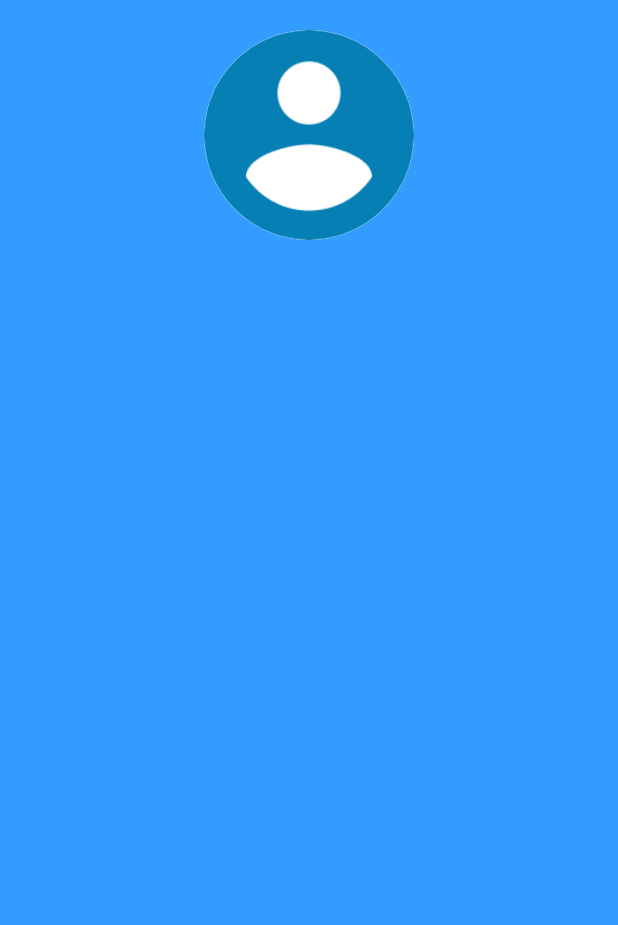
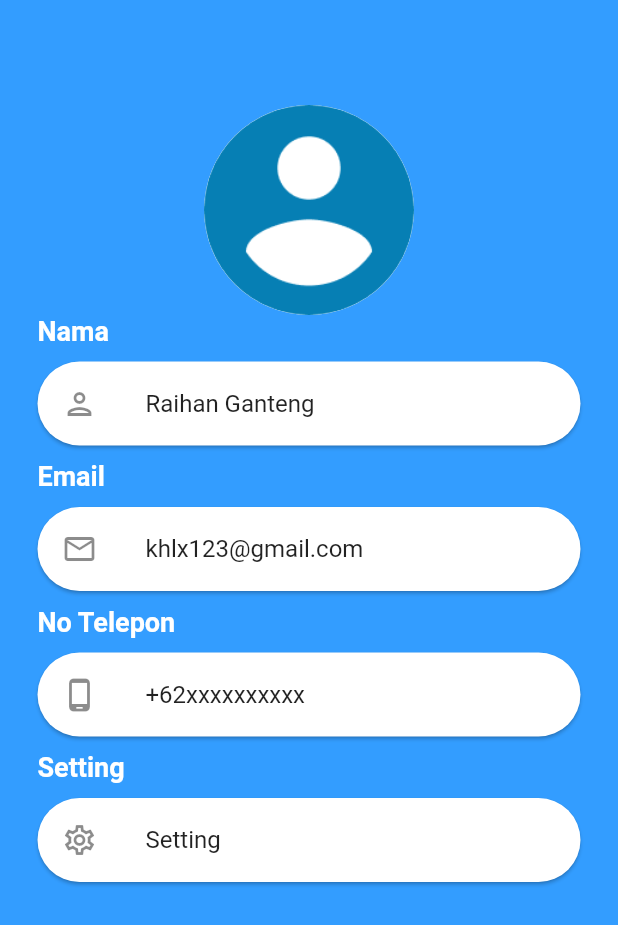
Before and after one commit to siska-id/SISKA, a Flutter app: the screen it shows after launch, on a phone screen of 412 x 824 dp. Shown: the top 925 px of the screen. Run offline on Flutter 3.47's test engine with Material 2 defaults, Android fonts, the light colour scheme and no system bars; our stand-ins replace dropdown_search.

Commit message:
profil page 90%

```diff
--- a/lib/profil.dart
+++ b/lib/profil.dart
@@ -10,7 +10,7 @@ class ProfilPage extends StatelessWidget {
       home: Scaffold(
           backgroundColor: Color.fromRGBO(51, 157, 255, 1),
           body: Container(
-            padding: EdgeInsets.all(20.0),
+            padding: EdgeInsets.only(top: 70),
             child: Center(
                 child: Column(
               children: <Widget>[
@@ -18,6 +18,102 @@ class ProfilPage extends StatelessWidget {
                   backgroundColor: Colors.white,
                   backgroundImage: AssetImage("assets/images/avatar.png"),
                   radius: 70.0,
+                ),
+                Padding(
+                  padding: const EdgeInsets.only(left: 25),
+                  child: Align(
+                    alignment: Alignment.centerLeft,
+                    child: Text("Nama",
+                        style: TextStyle(
+                            color: Colors.white,
+                            fontWeight: FontWeight.bold,
+                            fontSize: 18)),
+                  ),
+                ),
+                Card(
+                  margin: EdgeInsets.symmetric(
+                    vertical: 10.0,
+                    horizontal: 25.0,
+                  ),
+                  shape: RoundedRectangleBorder(
+                    borderRadius: BorderRadius.circular(50),
+                  ),
+                  child: ListTile(
+                    leading: Icon(Icons.person_outlined),
+                    title: Text("Raihan Ganteng"),
+                  ),
+                ),
+                Padding(
+                  padding: const EdgeInsets.only(left: 25),
+                  child: Align(
+                    alignment: Alignment.centerLeft,
+                    child: Text("Email",
+                        style: TextStyle(
+                            color: Colors.white,
+                            fontWeight: FontWeight.bold,
+                            fontSize: 18)),
+                  ),
+                ),
+                Card(
+                  margin: EdgeInsets.symmetric(
+                    vertical: 10.0,
+                    horizontal: 25.0,
+                  ),
+                  shape: RoundedRectangleBorder(
+                    borderRadius: BorderRadius.circular(50),
+                  ),
+                  child: ListTile(
+                    leading: Icon(Icons.email_outlined),
+                    title: Text("khlx123@gmail.com"),
+                  ),
+                ),
+                Padding(
+                  padding: const EdgeInsets.only(left: 25),
+                  child: Align(
+                    alignment: Alignment.centerLeft,
+                    child: Text("No Telepon",
+                        style: TextStyle(
+                            color: Colors.white,
+                            fontWeight: FontWeight.bold,
+                            fontSize: 18)),
+                  ),
+                ),
+                Card(
+                  margin: EdgeInsets.symmetric(
+                    vertical: 10.0,
+                    horizontal: 25.0,
+                  ),
+                  shape: RoundedRectangleBorder(
+                    borderRadius: BorderRadius.circular(50),
+                  ),
+                  child: ListTile(
+                    leading: Icon(Icons.phone_android_outlined),
+                    title: Text("+62xxxxxxxxxx"),
+                  ),
+                ),
+                Padding(
+                  padding: const EdgeInsets.only(left: 25),
+                  child: Align(
+                    alignment: Alignment.centerLeft,
+                    child: Text("Setting",
+                        style: TextStyle(
+                            color: Colors.white,
+                            fontWeight: FontWeight.bold,
+                            fontSize: 18)),
+                  ),
+                ),
+                Card(
+                  margin: EdgeInsets.symmetric(
+                    vertical: 10.0,
+                    horizontal: 25.0,
+                  ),
+                  shape: RoundedRectangleBorder(
+                    borderRadius: BorderRadius.circular(50),
+                  ),
+                  child: ListTile(
+                    leading: Icon(Icons.settings_outlined),
+                    title: Text("Setting"),
+                  ),
                 )
               ],
             )),
```
